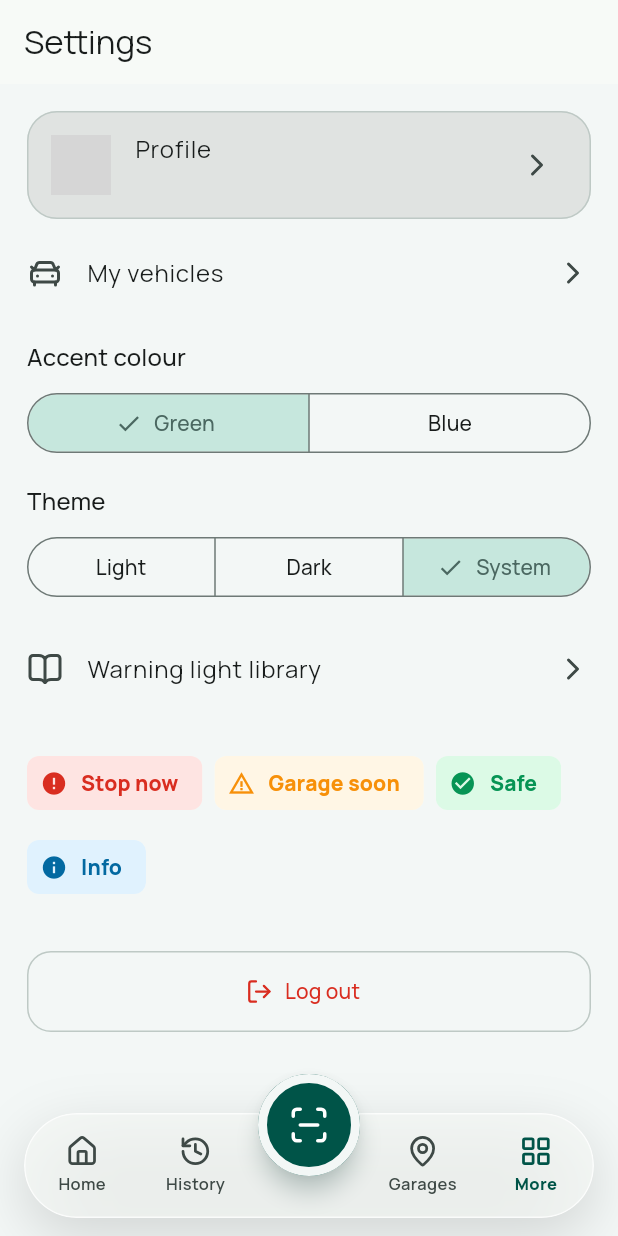
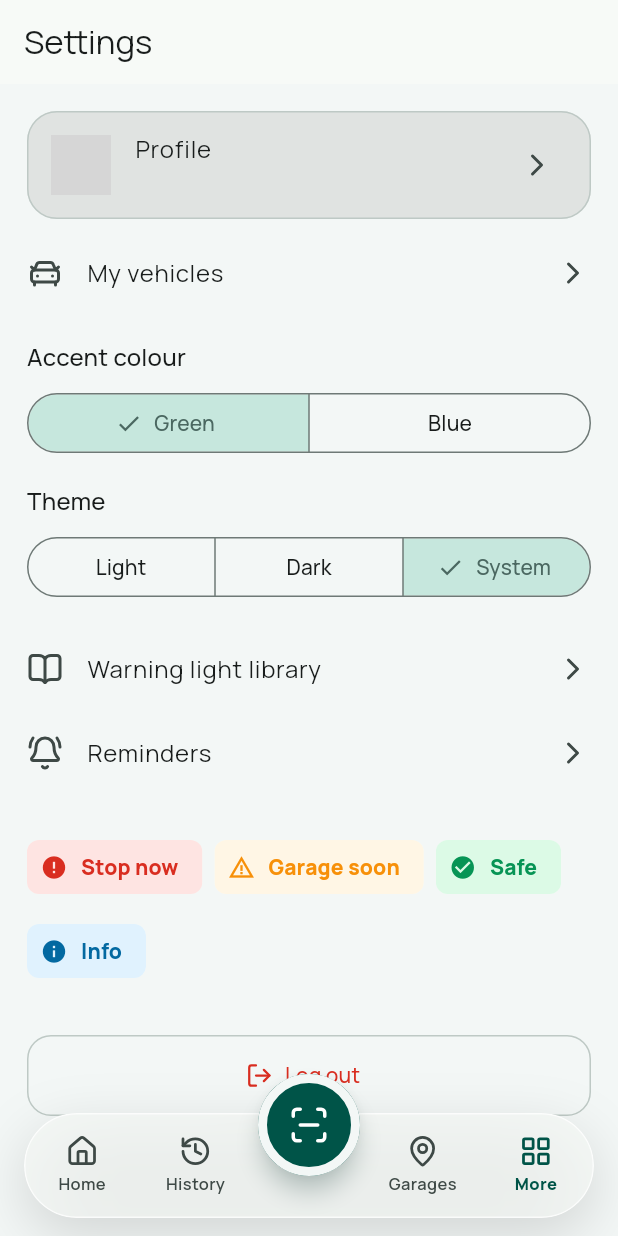
Before and after one commit to snapmyauto/snapmyauto-app, a Flutter app: the screen it shows once a user with an empty profile is signed in, after a tap on "History", after a tap on "Garages", after a tap on "More", on a phone screen of 412 x 824 dp. Run offline on Flutter 3.47's test engine with Material 3 defaults, Android fonts, the phone set to English and light mode, and no system bars; our stand-ins replace camera, cloud_firestore, firebase_auth, firebase_core, flutter_local_notifications, flutter_riverpod and 9 more; missing offline and left inert: tflite_flutter; accounts and stored records are empty; network calls fail; grey boxes are pictures that could not be loaded.

Commit message:
feat: add reminder routes and settings entry

```diff
--- a/lib/core/router/app_router.dart
+++ b/lib/core/router/app_router.dart
@@ -8,6 +8,8 @@ import 'package:snapmyauto/features/auth/presentation/register_screen.dart';
 
 import '../../features/icon_library/presentation/icon_library_screen.dart';
 import '../../features/icon_library/presentation/light_detail_screen.dart';
+import '../../features/reminders/presentation/reminder_form_screen.dart';
+import '../../features/reminders/presentation/reminders_screen.dart';
 import '../../features/auth/data/auth_repository.dart';
 import '../../features/settings/presentation/settings_screen.dart';
 import '../../features/scan/presentation/scan_screen.dart';
@@ -49,6 +51,22 @@ final routerProvider = Provider<GoRouter>((ref) {
             path: ':id',
             builder: (context, state) =>
                 LightDetailScreen(lightId: state.pathParameters['id']!),
+          ),
+        ],
+      ),
+      GoRoute(
+        path: '/reminders',
+        parentNavigatorKey: _rootKey,
+        builder: (context, state) => const RemindersScreen(),
+        routes: [
+          GoRoute(
+            path: 'new',
+            builder: (context, state) => const ReminderFormScreen(),
+          ),
+          GoRoute(
+            path: ':id/edit',
+            builder: (context, state) =>
+                ReminderFormScreen(reminderId: state.pathParameters['id']),
           ),
         ],
       ),
--- a/lib/features/settings/presentation/settings_screen.dart
+++ b/lib/features/settings/presentation/settings_screen.dart
@@ -96,6 +96,13 @@ class SettingsScreen extends ConsumerWidget {
             trailing: const Icon(LucideIcons.chevronRight),
             onTap: () => context.push('/library'),
           ),
+          ListTile(
+            contentPadding: EdgeInsets.zero,
+            leading: const Icon(LucideIcons.bellRing),
+            title: const Text('Reminders'),
+            trailing: const Icon(LucideIcons.chevronRight),
+            onTap: () => context.push('/reminders'),
+          ),
           const SizedBox(height: 24),
           Wrap(
             spacing: 8,
```
